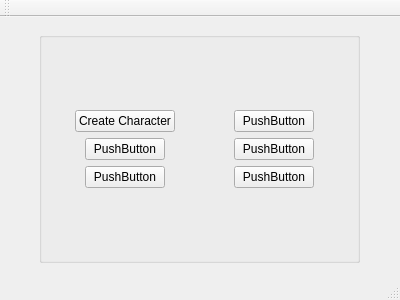
The window that source/Moredor/gamewindow.ui (rcuhljr/mordor-reboot) describes before a commit, drawn with Qt 5.
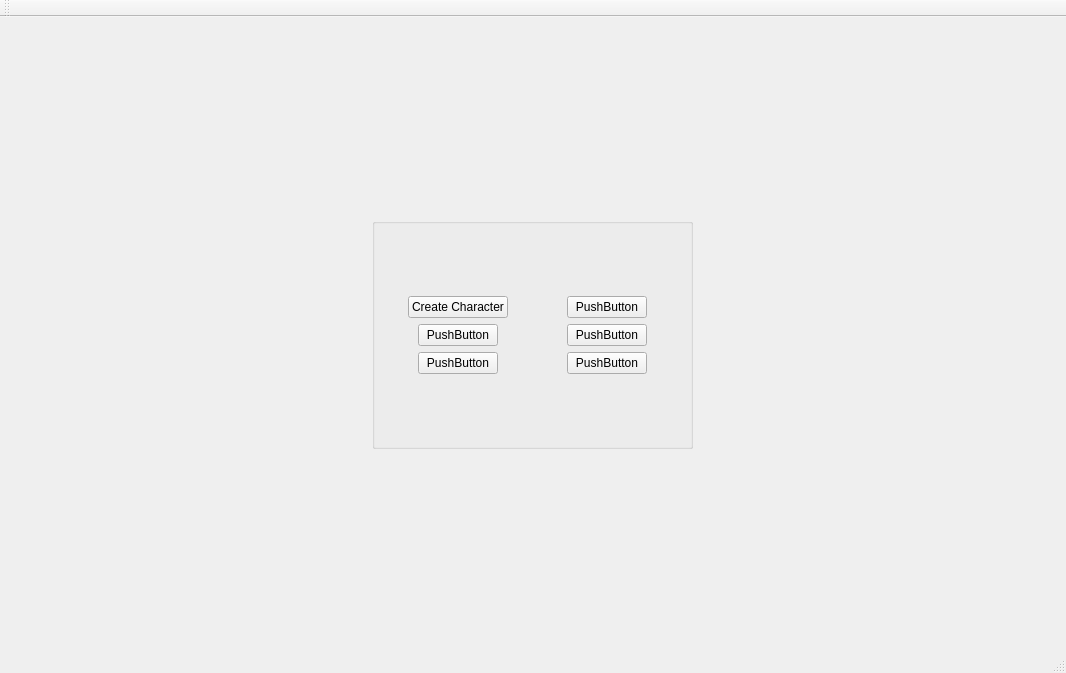
The same window after the commit.

What changed in the file:
```diff
--- a/source/Moredor/gamewindow.ui
+++ b/source/Moredor/gamewindow.ui
@@ -6,8 +6,8 @@
    <rect>
     <x>0</x>
     <y>0</y>
-    <width>400</width>
-    <height>300</height>
+    <width>1066</width>
+    <height>673</height>
    </rect>
   </property>
   <property name="windowTitle">
```
Left out of the diff: 6 changed lines with no effect on the pictures.
